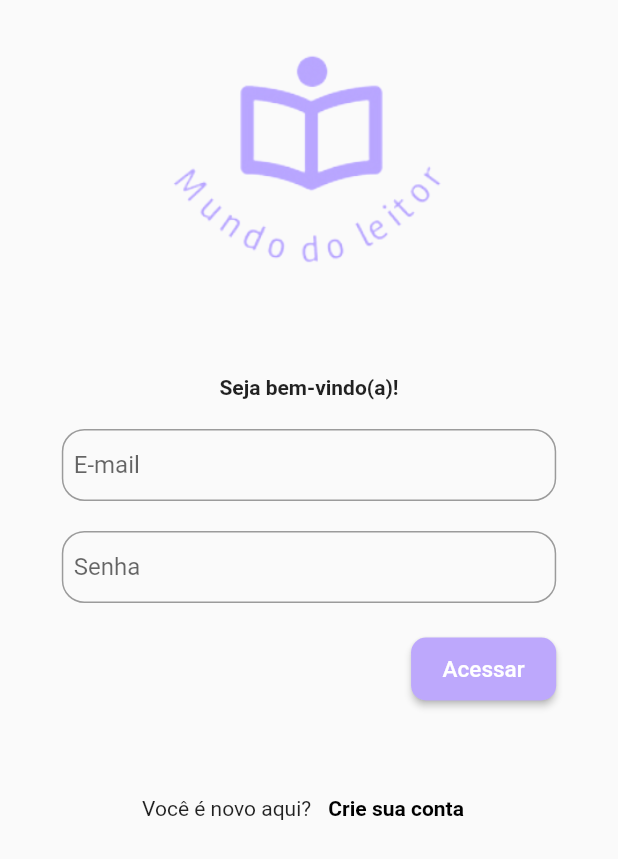
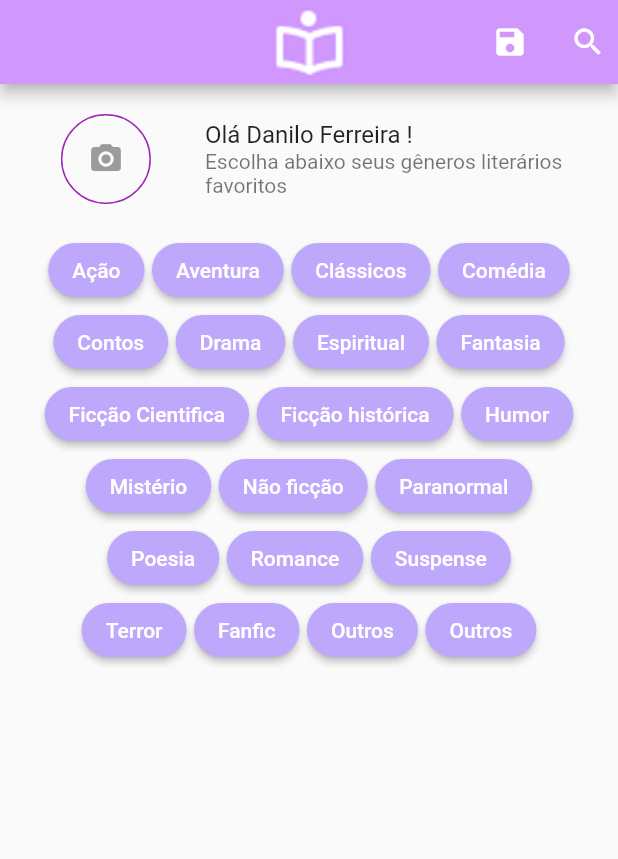
Before and after one commit to SamuelEngComp/app_cooperativa_livros_danilo, a Flutter app: the screen it shows after launch, on a phone screen of 412 x 824 dp. Shown: the top 859 px of the screen. Run offline on Flutter 3.47's test engine with Material 2 defaults, Android fonts, the phone set to English and light mode, and no system bars; our stand-ins replace animated_splash_screen.

Commit message:
fiz a tela de selecao de titulos, mas escrevi muito codigo, eh necessario refatorar e habilitar as funcoes

```diff
--- a/lib/main.dart
+++ b/lib/main.dart
@@ -1,4 +1,5 @@
 import 'package:app_cooperativa_livros_danilo/tela_cadastro_user.dart';
+import 'package:app_cooperativa_livros_danilo/tela_montar_perfil.dart';
 import 'package:flutter/material.dart';
 import 'package:animated_splash_screen/animated_splash_screen.dart';
 
@@ -50,7 +51,7 @@ class MyApp extends StatelessWidget {
               'assets/imagens/logoSemFundo.png',
             ),
             splashTransition: SplashTransition.fadeTransition,
-            nextScreen: TelaLogin(),
+            nextScreen: TelaMontarPerfil(),
       ),);
   }
 }
--- a/lib/tela_cadastro_user.dart
+++ b/lib/tela_cadastro_user.dart
@@ -9,6 +9,16 @@ class TelaCadastroUser extends StatefulWidget {
 }
 
 class _TelaCadastroUserState extends State<TelaCadastroUser> {
+  bool isChecked = false;
+  bool _visiblePassword =  false;
+  bool _visibleConfirmPassword = false;
+
+  @override
+  void initState() {
+    _visiblePassword = false;
+    _visibleConfirmPassword = false;
+  }
+
   @override
   Widget build(BuildContext context) {
 
@@ -53,6 +63,7 @@ class _TelaCadastroUserState extends State<TelaCadastroUser> {
                           //inputFormatters: [FilteringTextInputFormatter.allow(RegExp(r'[0-9]')),],
                           decoration: InputDecoration(
                             hintText: 'Nome de usuário',
+                            suffixIcon: Icon(Icons.people),
                             contentPadding: EdgeInsets.all(8.0),
                             border: OutlineInputBorder(
                               borderRadius: BorderRadius.circular(15.0),
@@ -78,7 +89,8 @@ class _TelaCadastroUserState extends State<TelaCadastroUser> {
                         SizedBox(height: 20,),
 
                         TextFormField(
-                          keyboardType: TextInputType.emailAddress,
+                          keyboardType: TextInputType.visiblePassword,
+                          obscureText: !_visiblePassword,
                           //inputFormatters: [FilteringTextInputFormatter.allow(RegExp(r'[0-9]')),],
                           decoration: InputDecoration(
                             hintText: 'Senha',
@@ -86,37 +98,68 @@ class _TelaCadastroUserState extends State<TelaCadastroUser> {
                             border: OutlineInputBorder(
                               borderRadius: BorderRadius.circular(15.0),
                             ),
+                            suffixIcon: IconButton(
+                              icon: Icon(
+                                _visiblePassword? Icons.visibility: Icons.visibility_off
+                              ),
+                              onPressed: (){
+                                setState(() {
+                                  _visiblePassword = !_visiblePassword;
+                                });
+                              },
+                            ),
                           ),
                         ),
 
                         SizedBox(height: 20,),
 
                         TextFormField(
-                          keyboardType: TextInputType.emailAddress,
+                          keyboardType: TextInputType.visiblePassword,
                           //inputFormatters: [FilteringTextInputFormatter.allow(RegExp(r'[0-9]')),],
+                          obscureText: !_visibleConfirmPassword,
                           decoration: InputDecoration(
                             hintText: 'Confirmação de senha',
                             contentPadding: EdgeInsets.all(8.0),
                             border: OutlineInputBorder(
                               borderRadius: BorderRadius.circular(15.0),
                             ),
+                            suffixIcon: IconButton(
+                              icon: Icon(
+                                  _visibleConfirmPassword? Icons.visibility: Icons.visibility_off
+                              ),
+                              onPressed: (){
+                                setState(() {
+                                  _visibleConfirmPassword = !_visibleConfirmPassword;
+                                });
+                              },
+                            ),
                           ),
                         ),
 
                         SizedBox(height: 20,),
 
+                        Column(
+                          mainAxisAlignment: MainAxisAlignment.start,
+                          children: [
+
                             Row(
                               mainAxisAlignment: MainAxisAlignment.start,
                               children: [
                                 Checkbox(
-                                value: true,
-                                onChanged: (valor){
+                                  checkColor: Colors.white,
+                                  value: isChecked,
+                                  onChanged: (bool? value){
                                     setState(() {
-                                    valor = false;
+                                      isChecked = value!;
                                     });
                                   },
                                 ),
                                 Text('Eu concordo com os termos de uso '),
+                              ],
+
+                            ),
+
+
                             ElevatedButton(
                               onPressed: () {
                                 Navigator.push(context,
--- a/lib/tela_login.dart
+++ b/lib/tela_login.dart
@@ -10,12 +10,22 @@ class TelaLogin extends StatefulWidget {
 }
 
 class _TelaLoginState extends State<TelaLogin> {
+
+  bool _visiblePassword =  false;
+
+  @override
+  void initState() {
+    _visiblePassword = false;
+  }
+
+
+
   @override
   Widget build(BuildContext context) {
     double largura = MediaQuery.of(context).size.width;
     double altura = MediaQuery.of(context).size.height;
 
-    //SystemChrome.setEnabledSystemUIMode(SystemUiMode.manual, overlays: []);
+
 
     return Scaffold(
       body: Container(
@@ -67,6 +77,7 @@ class _TelaLoginState extends State<TelaLogin> {
                           keyboardType: TextInputType.emailAddress,
                           //inputFormatters: [FilteringTextInputFormatter.allow(RegExp(r'[0-9]')),],
                           decoration: InputDecoration(
+                            suffixIcon: Icon(Icons.email),
                             hintText: 'E-mail',
                             contentPadding: EdgeInsets.all(8.0),
                             border: OutlineInputBorder(
@@ -79,12 +90,22 @@ class _TelaLoginState extends State<TelaLogin> {
                         ),
                         TextFormField(
                           keyboardType: TextInputType.visiblePassword,
-                          obscureText: true,
+                          obscureText: !_visiblePassword,
                           decoration: InputDecoration(
                             hintText: 'Senha',
                             contentPadding: EdgeInsets.all(8.0),
                             border: OutlineInputBorder(
                               borderRadius: BorderRadius.circular(15.0),
+                            ),
+                            suffixIcon: IconButton(
+                              icon: Icon(
+                                  _visiblePassword? Icons.visibility: Icons.visibility_off
+                              ),
+                              onPressed: (){
+                                setState(() {
+                                  _visiblePassword = !_visiblePassword;
+                                });
+                              },
                             ),
                           ),
                         ),
--- /dev/null
+++ b/lib/tela_montar_perfil.dart
@@ -0,0 +1,424 @@
+import 'package:flutter/material.dart';
+
+class TelaMontarPerfil extends StatefulWidget {
+
+
+  @override
+  _TelaMontarPerfilState createState() => _TelaMontarPerfilState();
+}
+
+class _TelaMontarPerfilState extends State<TelaMontarPerfil> {
+
+
+
+  @override
+  Widget build(BuildContext context) {
+
+    double largura = MediaQuery.of(context).size.width;
+    double altura = MediaQuery.of(context).size.height;
+
+    List<Widget> generos = [Text('Ação', style: TextStyle(color: Colors.white),),
+      Text('Aventura', style: TextStyle(color: Colors.white),), Text('Clássicos', style: TextStyle(color: Colors.white),),
+      Text('Comédia', style: TextStyle(color: Colors.white),), Text('Contos', style: TextStyle(color: Colors.white),),
+    Text('Drama', style: TextStyle(color: Colors.white),), Text('Espiritual', style: TextStyle(color: Colors.white),),
+      Text('Fantasia', style: TextStyle(color: Colors.white),), Text('Ficção Cientifica', style: TextStyle(color: Colors.white),),
+      Text('Ficção histórica', style: TextStyle(color: Colors.white),), Text('Humor', style: TextStyle(color: Colors.white),),
+      Text('Mistério', style: TextStyle(color: Colors.white),), Text('Não ficção', style: TextStyle(color: Colors.white),),
+      Text('Paranormal', style: TextStyle(color: Colors.white),), Text('Poesia', style: TextStyle(color: Colors.white),),
+      Text('Romance', style: TextStyle(color: Colors.white),), Text('Suspense', style: TextStyle(color: Colors.white),),
+    Text('Terror', style: TextStyle(color: Colors.white),), Text('Fanfic', style: TextStyle(color: Colors.white),),
+      Text('Outros', style: TextStyle(color: Colors.white),)];
+
+    return Scaffold(
+      appBar: AppBar(
+          title:Image.asset('assets/imagens/iconeLivro.png'),
+          centerTitle: true,
+          actions: [
+            Padding(padding: EdgeInsets.all(8),
+              child: IconButton(
+                onPressed: (){},
+                icon: Icon(Icons.save, color: Colors.white,),),
+            ),
+            Padding(padding: EdgeInsets.all(8),
+              child: Icon(Icons.search, color: Colors.white,),
+            ),
+
+
+          ],
+          backgroundColor: Color(0xFFD097FC),
+      ),
+      body: Container(
+        width: largura,
+        height: altura,
+        child: Column(
+            children: [
+              Container(
+                width: largura * 0.9,
+                child: Row(
+                  //mainAxisAlignment: MainAxisAlignment.start,
+                  crossAxisAlignment: CrossAxisAlignment.center,
+                  children: [
+
+                    Padding(
+                      padding: const EdgeInsets.all(20.0),
+                      child: Container(
+                          child: const IconButton(
+                            onPressed: null,
+                            icon: Icon(Icons.camera_alt),
+                          ),
+                        decoration: BoxDecoration(
+                          border: Border.all(color: Colors.purple),
+                          borderRadius: BorderRadius.circular(50),
+                        ),
+                        padding: EdgeInsets.symmetric(vertical: 5, horizontal: 5),
+                      ),
+                    ),
+
+                    const Expanded(
+                      flex: 2,
+                        child: ListTile(
+                          title: Text('Olá Danilo Ferreira !'),
+                          subtitle: Text('Escolha abaixo seus gêneros literários favoritos'),
+                        ),
+                    ),
+                  ],
+                ),
+                ),
+
+
+              Container(
+                height: altura/2,
+                width: largura * 0.9,
+                child: ListView(
+                  children: [
+                    Row(
+                      mainAxisAlignment: MainAxisAlignment.center,
+                      children: [
+                        ElevatedButton(
+                            onPressed: (){},
+                            child: generos[0],
+                            style: ButtonStyle(
+                                backgroundColor:MaterialStateProperty.all<Color>(
+                                  Color(0xFFBDA8FC)),
+                              shape: MaterialStateProperty.all(RoundedRectangleBorder(
+                                  borderRadius: BorderRadius.circular(40.0))),
+                            ),
+                        ),
+
+                        SizedBox(width: 5,),
+
+                        ElevatedButton(
+                          onPressed: (){},
+                          child: generos[1],
+                          style: ButtonStyle(
+                            backgroundColor:MaterialStateProperty.all<Color>(
+                                Color(0xFFBDA8FC)),
+                            shape: MaterialStateProperty.all(RoundedRectangleBorder(
+                                borderRadius: BorderRadius.circular(40.0))),
+                          ),
+                        ),
+
+                        SizedBox(width: 5,),
+
+                        ElevatedButton(
+                          onPressed: (){},
+                          child: generos[2],
+                          style: ButtonStyle(
+                            backgroundColor:MaterialStateProperty.all<Color>(
+                                Color(0xFFBDA8FC)),
+
+                              shape: MaterialStateProperty.all(RoundedRectangleBorder(
+                                  borderRadius: BorderRadius.circular(40.0))),
+                          ),
+                        ),
+
+                        SizedBox(width: 5,),
+
+                        ElevatedButton(
+                          onPressed: (){},
+                          child: generos[3],
+                          style: ButtonStyle(
+                            backgroundColor:MaterialStateProperty.all<Color>(
+                                Color(0xFFBDA8FC)),
+
+                              shape: MaterialStateProperty.all(RoundedRectangleBorder(
+                                  borderRadius: BorderRadius.circular(40.0))),
+                          ),
+                        ),
+
+                      ],
+                    ),
+
+                    Row(
+                      mainAxisAlignment: MainAxisAlignment.center,
+                      children: [
+                        ElevatedButton(
+                          onPressed: (){},
+                          child: generos[4],
+                          style: ButtonStyle(
+                            backgroundColor:MaterialStateProperty.all<Color>(
+                                Color(0xFFBDA8FC)),
+                            shape: MaterialStateProperty.all(RoundedRectangleBorder(
+                                borderRadius: BorderRadius.circular(40.0))),
+                          ),
+                        ),
+
+                        SizedBox(width: 5,),
+
+                        ElevatedButton(
+                          onPressed: (){},
+                          child: generos[5],
+                          style: ButtonStyle(
+                            backgroundColor:MaterialStateProperty.all<Color>(
+                                Color(0xFFBDA8FC)),
+                            shape: MaterialStateProperty.all(RoundedRectangleBorder(
+                                borderRadius: BorderRadius.circular(40.0))),
+                          ),
+                        ),
+
+                        SizedBox(width: 5,),
+
+                        ElevatedButton(
+                          onPressed: (){},
+                          child: generos[6],
+                          style: ButtonStyle(
+                            backgroundColor:MaterialStateProperty.all<Color>(
+                                Color(0xFFBDA8FC)),
+
+                            shape: MaterialStateProperty.all(RoundedRectangleBorder(
+                                borderRadius: BorderRadius.circular(40.0))),
+                          ),
+                        ),
+
+                        SizedBox(width: 5,),
+
+                        ElevatedButton(
+                          onPressed: (){},
+                          child: generos[7],
+                          style: ButtonStyle(
+                            backgroundColor:MaterialStateProperty.all<Color>(
+                                Color(0xFFBDA8FC)),
+
+                            shape: MaterialStateProperty.all(RoundedRectangleBorder(
+                                borderRadius: BorderRadius.circular(40.0))),
+                          ),
+                        ),
+
+                      ],
+                    ),
+
+                    Row(
+                      mainAxisAlignment: MainAxisAlignment.center,
+                      children: [
+                        ElevatedButton(
+                          onPressed: (){},
+                          child: generos[8],
+                          style: ButtonStyle(
+                            backgroundColor:MaterialStateProperty.all<Color>(
+                                Color(0xFFBDA8FC)),
+                            shape: MaterialStateProperty.all(RoundedRectangleBorder(
+                                borderRadius: BorderRadius.circular(40.0))),
+                          ),
+                        ),
+
+                        SizedBox(width: 5,),
+
+                        ElevatedButton(
+                          onPressed: (){},
+                          child: generos[9],
+                          style: ButtonStyle(
+                            backgroundColor:MaterialStateProperty.all<Color>(
+                                Color(0xFFBDA8FC)),
+                            shape: MaterialStateProperty.all(RoundedRectangleBorder(
+                                borderRadius: BorderRadius.circular(40.0))),
+                          ),
+                        ),
+
+                        SizedBox(width: 5,),
+
+                        ElevatedButton(
+                          onPressed: (){},
+                          child: generos[10],
+                          style: ButtonStyle(
+                            backgroundColor:MaterialStateProperty.all<Color>(
+                                Color(0xFFBDA8FC)),
+
+                            shape: MaterialStateProperty.all(RoundedRectangleBorder(
+                                borderRadius: BorderRadius.circular(40.0))),
+                          ),
+                        ),
+
+                      ],
+                    ),
+
+                    Row(
+                      mainAxisAlignment: MainAxisAlignment.center,
+                      children: [
+                        ElevatedButton(
+                          onPressed: (){},
+                          child: generos[11],
+                          style: ButtonStyle(
+                            backgroundColor:MaterialStateProperty.all<Color>(
+                                Color(0xFFBDA8FC)),
+                            shape: MaterialStateProperty.all(RoundedRectangleBorder(
+                                borderRadius: BorderRadius.circular(40.0))),
+                          ),
+                        ),
+
+                        SizedBox(width: 5,),
+
+                        ElevatedButton(
+                          onPressed: (){},
+                          child: generos[12],
+                          style: ButtonStyle(
+                            backgroundColor:MaterialStateProperty.all<Color>(
+                                Color(0xFFBDA8FC)),
+                            shape: MaterialStateProperty.all(RoundedRectangleBorder(
+                                borderRadius: BorderRadius.circular(40.0))),
+                          ),
+                        ),
+
+                        SizedBox(width: 5,),
+
+                        ElevatedButton(
+                          onPressed: (){},
+                          child: generos[13],
+                          style: ButtonStyle(
+                            backgroundColor:MaterialStateProperty.all<Color>(
+                                Color(0xFFBDA8FC)),
+
+                            shape: MaterialStateProperty.all(RoundedRectangleBorder(
+                                borderRadius: BorderRadius.circular(40.0))),
+                          ),
+                        ),
+
+
+                      ],
+                    ),
+
+                    Row(
+                      mainAxisAlignment: MainAxisAlignment.center,
+                      children: [
+                        ElevatedButton(
+                          onPressed: (){},
+                          child: generos[14],
+                          style: ButtonStyle(
+                            backgroundColor:MaterialStateProperty.all<Color>(
+                                Color(0xFFBDA8FC)),
+                            shape: MaterialStateProperty.all(RoundedRectangleBorder(
+                                borderRadius: BorderRadius.circular(40.0))),
+                          ),
+                        ),
+
+                        SizedBox(width: 5,),
+
+                        ElevatedButton(
+                          onPressed: (){},
+                          child: generos[15],
+                          style: ButtonStyle(
+                            backgroundColor:MaterialStateProperty.all<Color>(
+                                Color(0xFFBDA8FC)),
+                            shape: MaterialStateProperty.all(RoundedRectangleBorder(
+                                borderRadius: BorderRadius.circular(40.0))),
+                          ),
+                        ),
+
+                        SizedBox(width: 5,),
+
+                        ElevatedButton(
+                          onPressed: (){},
+                          child: generos[16],
+                          style: ButtonStyle(
+                            backgroundColor:MaterialStateProperty.all<Color>(
+                                Color(0xFFBDA8FC)),
+
+                            shape: MaterialStateProperty.all(RoundedRectangleBorder(
+                                borderRadius: BorderRadius.circular(40.0))),
+                          ),
+                        ),
+
+                      ],
+                    ),
+
+                    Row(
+                      mainAxisAlignment: MainAxisAlignment.center,
+                      children: [
+                        ElevatedButton(
+                          onPressed: (){},
+                          child: generos[17],
+                          style: ButtonStyle(
+                            backgroundColor:MaterialStateProperty.all<Color>(
+                                Color(0xFFBDA8FC)),
+                            shape: MaterialStateProperty.all(RoundedRectangleBorder(
+                                borderRadius: BorderRadius.circular(40.0))),
+                          ),
+                        ),
+
+                        SizedBox(width: 5,),
+
+                        ElevatedButton(
+                          onPressed: (){},
+                          child: generos[18],
+                          style: ButtonStyle(
+                            backgroundColor:MaterialStateProperty.all<Color>(
+                                Color(0xFFBDA8FC)),
+                            shape: MaterialStateProperty.all(RoundedRectangleBorder(
+                                borderRadius: BorderRadius.circular(40.0))),
+                          ),
+                        ),
+
+                        SizedBox(width: 5,),
+
+                        ElevatedButton(
+                          onPressed: (){},
+                          child: generos[19],
+                          style: ButtonStyle(
+                            backgroundColor:MaterialStateProperty.all<Color>(
+                                Color(0xFFBDA8FC)),
+
+                            shape: MaterialStateProperty.all(RoundedRectangleBorder(
+                                borderRadius: BorderRadius.circular(40.0))),
+                          ),
+                        ),
+
+                        SizedBox(width: 5,),
+
+                        ElevatedButton(
+                          onPressed: (){},
+                          child: generos[19],
+                          style: ButtonStyle(
+                            backgroundColor:MaterialStateProperty.all<Color>(
+                                Color(0xFFBDA8FC)),
+
+                            shape: MaterialStateProperty.all(RoundedRectangleBorder(
+                                borderRadius: BorderRadius.circular(40.0))),
+                          ),
+                        ),
+
+                      ],
+                    ),
+                  ],
+
+
+                ),
+
+                  /*
+                  GridView.count(
+                    primary: false,
+                    padding: const EdgeInsets.all(15),
+                    crossAxisSpacing: 2,
+                    mainAxisSpacing: 2,
+                    crossAxisCount: 4,
+                    children: generos,
+                  ),*/
+              ),
+
+
+
+
+            ],
+          ),
+        ),
+    );
+  }
+}
```
Lines whose indentation alone changed are shown as unchanged.
